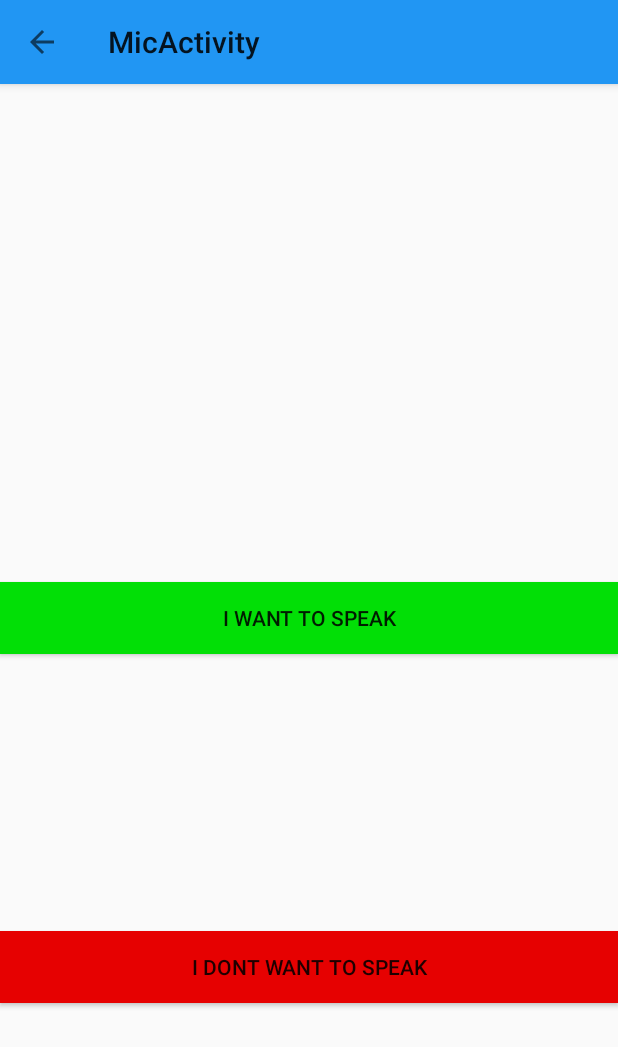
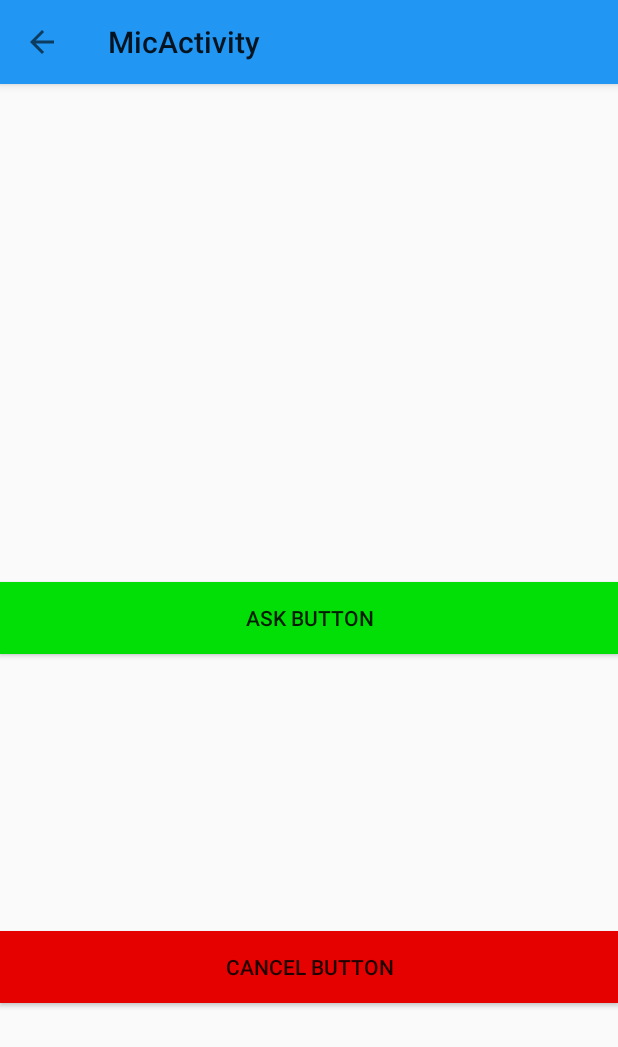
Before and after one commit to firsova/KP-for-Android-Studio-dev, an Android app: the MicActivity screen opened directly, with no data from a screen before it, on a phone screen of 412 x 824 dp. Shown: the top 1047 px of the screen. Run offline under Robolectric (Android 15) with nearby library versions, the phone set to English and light mode, and no system bars; libraries missing offline, so code that uses them is left out: com.mikepenz.iconics, com.mikepenz.materialdrawer; 2 statements that could not run were skipped.

Commit message:
EDITED. names of buttons

```diff
--- a/app/src/main/res/layout/queueserv.xml
+++ b/app/src/main/res/layout/queueserv.xml
@@ -19,7 +19,7 @@
     <Button
         android:layout_width="wrap_content"
         android:layout_height="wrap_content"
-        android:text="I want to speak"
+        android:text="ask button"
         android:id="@+id/toQueue"
         android:background="#02df06"
         android:layout_centerVertical="true"
@@ -33,7 +33,7 @@
     <Button
         android:layout_width="wrap_content"
         android:layout_height="wrap_content"
-        android:text="I dont want to speak"
+        android:text="cancel button"
         android:id="@+id/exitQueue"
         android:layout_alignParentBottom="true"
         android:layout_alignParentLeft="true"
```
